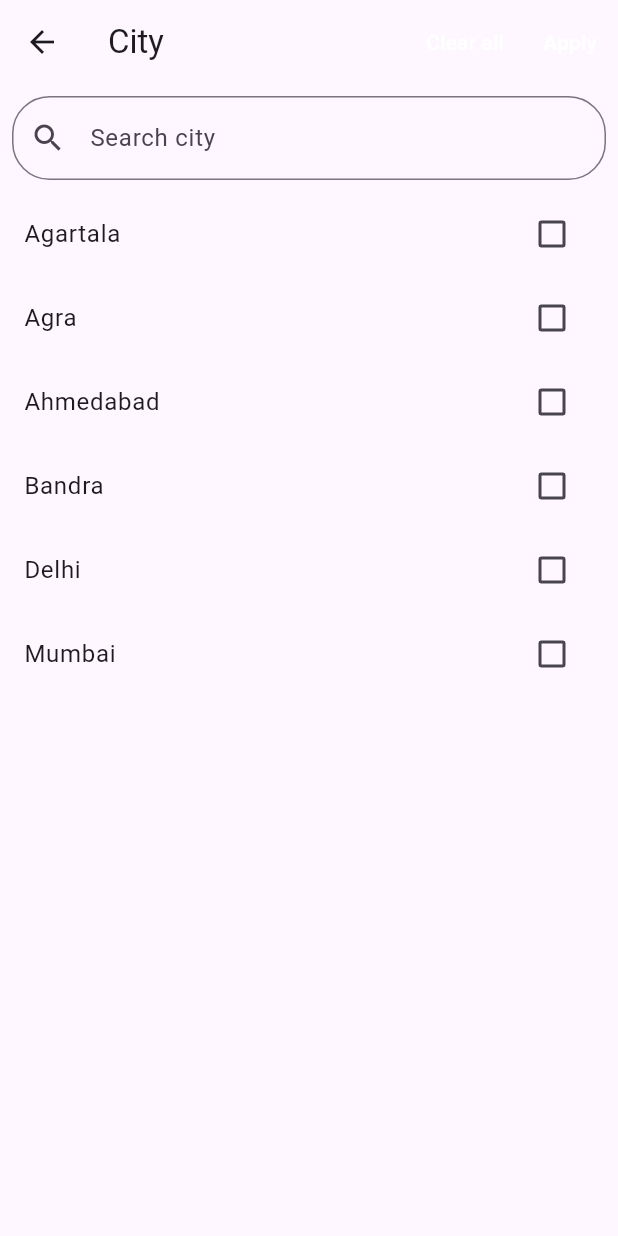
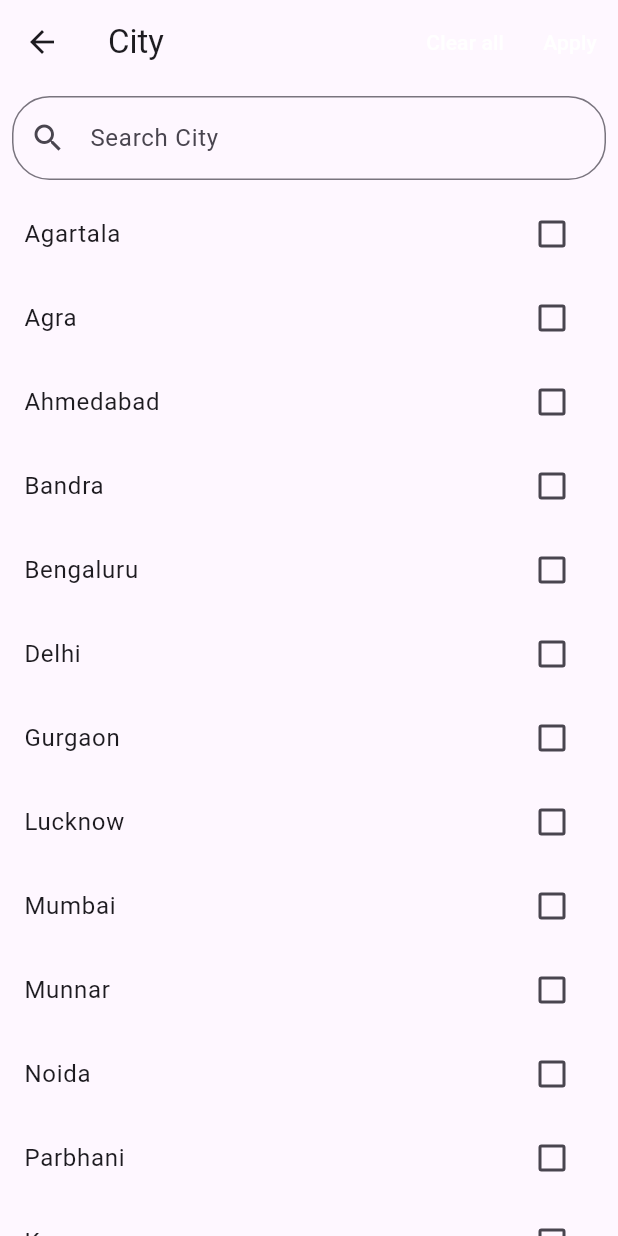
Before and after one commit to Albinseban2021/Internshala_clone, a Flutter app: the FilterScreen screen opened directly, after a tap on "Add city", on a phone screen of 412 x 824 dp. Run offline on Flutter 3.47's test engine with Material 3 defaults, Android fonts, the phone set to English and light mode, and no system bars; our stand-ins replace shimmer; network calls fail.

Commit message:
improved UI

```diff
--- /dev/null
+++ b/lib/checkbox.dart
@@ -0,0 +1,120 @@
+import 'package:flutter/material.dart';
+
+class CheckBoxList extends StatefulWidget {
+  final String title;
+  final List<String> items;
+
+  const CheckBoxList({super.key, required this.title, required this.items});
+
+  @override
+  _CheckBoxListState createState() => _CheckBoxListState();
+}
+
+class _CheckBoxListState extends State<CheckBoxList> {
+  TextEditingController searchController = TextEditingController();
+  //List<String> items = ;
+  List<String> filteredItems = [];
+  Map<String, bool> selectedItems = {};
+
+  @override
+  void initState() {
+    super.initState();
+    filteredItems = widget.items;
+    widget.items.forEach((data) {
+      selectedItems[data] = false;
+    });
+  }
+
+  void filterSearchResults(String query) {
+    if (query.isEmpty) {
+      setState(() {
+        filteredItems = widget.items;
+      });
+    } else {
+      List<String> dummySearchList = [];
+      widget.items.forEach((item) {
+        if (item.toLowerCase().contains(query.toLowerCase())) {
+          dummySearchList.add(item);
+        }
+      });
+      setState(() {
+        filteredItems = dummySearchList;
+      });
+    }
+  }
+
+  @override
+  Widget build(BuildContext context) {
+    return Scaffold(
+      appBar: AppBar(
+        title: Text(widget.title),
+        actions: [
+          TextButton(
+            onPressed: () {
+              // Clear all selections
+              setState(() {
+                selectedItems.updateAll((key, value) => false);
+              });
+            },
+            child: const Text(
+              'Clear all',
+              style: TextStyle(color: Colors.white),
+            ),
+          ),
+          TextButton(
+            onPressed: () {
+              List<String> selectedOptions = [];
+              selectedItems.forEach((key, value) {
+                if (value) {
+                  selectedOptions.add(key);
+                }
+              });
+
+              Navigator.of(context).pop(selectedOptions);
+            },
+            child: const Text(
+              'Apply',
+              style: TextStyle(color: Colors.white),
+            ),
+          ),
+        ],
+      ),
+      body: Column(
+        children: [
+          Padding(
+            padding: const EdgeInsets.all(8.0),
+            child: TextField(
+              controller: searchController,
+              onChanged: filterSearchResults,
+              decoration: InputDecoration(
+                labelText: "Search ${widget.title}",
+                hintText: "Search ${widget.title}",
+                prefixIcon: const Icon(Icons.search),
+                border: const OutlineInputBorder(
+                  borderRadius: BorderRadius.all(Radius.circular(25.0)),
+                ),
+              ),
+            ),
+          ),
+          Expanded(
+            child: ListView.builder(
+              itemCount: filteredItems.length,
+              itemBuilder: (context, index) {
+                String data = filteredItems[index];
+                return CheckboxListTile(
+                  title: Text(data),
+                  value: selectedItems[data],
+                  onChanged: (bool? value) {
+                    setState(() {
+                      selectedItems[data] = value!;
+                    });
+                  },
+                );
+              },
+            ),
+          ),
+        ],
+      ),
+    );
+  }
+}
--- a/lib/fliter_city.dart
+++ b/lib/fliter_city.dart
@@ -1,5 +1,5 @@
 import 'package:flutter/material.dart';
-import 'package:internshala_clone/add_city.dart';
+import 'package:internshala_clone/checkbox.dart';
 
 class FilterScreen extends StatefulWidget {
   @override
@@ -7,11 +7,9 @@ class FilterScreen extends StatefulWidget {
 }
 
 class _FilterScreenState extends State<FilterScreen> {
-  // bool workFromHome = false;
-  // bool partTime = false;
-  // RangeValues stipendRange = RangeValues(2000, 10000);
   DateTime? selectedDate;
   int? selectedDuration;
+  Map<String, String> selectedFilters = {};
 
   @override
   Widget build(BuildContext context) {
@@ -21,76 +19,77 @@ class _FilterScreenState extends State<FilterScreen> {
         padding: const EdgeInsets.all(16),
         children: [
           ElevatedButton.icon(
-            onPressed: () {
+            onPressed: () async {
               // Add your add profile logic here
+              final selectedProfiles =
+                  await Navigator.of(context).push<List<String>>(
+                MaterialPageRoute(
+                  builder: (context) => const CheckBoxList(
+                    items: [
+                      'Administration',
+                      'Android App Development',
+                      'Business Analytics',
+                      'Brand Management',
+                      'Data Science',
+                      'Product Management'
+                    ],
+                    title: "Profile",
+                  ),
+                ),
+              );
+              if (selectedProfiles != null &&
+                  selectedProfiles is List<String>) {
+                print("Selected Profiles: $selectedProfiles");
+                selectedFilters['profiles'] = selectedProfiles.join(", ");
+              }
+
+              // Do something with the selected profiles
             },
             icon: const Icon(Icons.add),
             label: const Text('Add profile'),
           ),
           ElevatedButton.icon(
-            onPressed: () {
-Navigator.of(context)
-                  .push(MaterialPageRoute(builder: (context) => CityScreen()));
+            onPressed: () async {
+              // Add your add city logic here
+              final selectedCities =
+                  await Navigator.of(context).push<List<String>>(
+                MaterialPageRoute(
+                  builder: (context) => const CheckBoxList(
+                    items: [
+                      'Agartala',
+                      'Agra',
+                      'Ahmedabad',
+                      'Bandra',
+                      'Bengaluru',
+                      'Delhi',
+                      'Gurgaon',
+                      'Lucknow',
+                      'Mumbai',
+                      'Munnar',
+                      'Noida',
+                      'Parbhani',
+                      'Kera',
+                      'Tarn Taran'
+                    ],
+                    title: "City",
+                  ),
+                ),
+              );
+
+              // Do something with the selected profiles
+
+              if (selectedCities != null && selectedCities is List<String>) {
+                print("Selected City: $selectedCities");
+                selectedFilters['cities'] = selectedCities.join(", ");
+              }
             },
             icon: const Icon(Icons.add),
             label: const Text('Add city'),
           ),
-          // CheckboxListTile(
-          //   title: const Text('Work from home'),
-          //   value: workFromHome,
-          //   onChanged: (bool? value) {
-          //     setState(() {
-          //       workFromHome = value!;
-          //     });
-          //   },
-          // ),
-          // CheckboxListTile(
-          //   title: Text('Part-time'),
-          //   value: partTime,
-          //   onChanged: (bool? value) {
-          //     setState(() {
-          //       partTime = value!;
-          //     });
-          //   },
-          // ),
-          // RangeSlider(
-          //   values: stipendRange,
-          //   min: 0,
-          //   max: 10000,
-          //   divisions: 5,
-          //   labels: RangeLabels(
-          //     '₹${stipendRange.start.round().toString()}',
-          //     '₹${stipendRange.end.round().toString()}',
-          //   ),
-          //   onChanged: (RangeValues values) {
-          //     setState(() {
-          //       stipendRange = values;
-          //     });
-          //   },
-          // ),
-          // ListTile(
-          //   title: ElevatedButton(
-          //     onPressed: () async {
-          //       final DateTime? picked = await showDatePicker(
-          //         context: context,
-          //         initialDate: selectedDate ?? DateTime.now(),
-          //         firstDate: DateTime(2000),
-          //         lastDate: DateTime(2101),
-          //       );
-          //       if (picked != null && picked != selectedDate)
-          //         setState(() {
-          //           selectedDate = picked;
-          //         });
-          //     },
-          //     child: Text(selectedDate == null
-          //         ? 'Choose Date'
-          //         : 'Date: ${selectedDate!.toLocal()}'.split(' ')[0]),
-          //   ),
-          // ),
           DropdownButton<int>(
             isExpanded: true,
             value: selectedDuration,
-            hint: Text('Choose Duration'),
+            hint: const Text('Choose Duration'),
             onChanged: (int? newValue) {
               setState(() {
                 selectedDuration = newValue;
@@ -110,20 +109,27 @@ Navigator.of(context)
                 child: ElevatedButton(
                   onPressed: () {
                     // Implement clear all filters logic
+                    setState(() {
+                      selectedFilters.clear();
+                      selectedDuration = null;
+                    });
                   },
-                  child: Text('Clear all'),
+                  child: const Text('Clear all'),
                 ),
               ),
-              SizedBox(width: 10),
+              const SizedBox(width: 10),
               Expanded(
                 child: ElevatedButton(
                   onPressed: () {
                     // Implement apply filters logic
+                    selectedFilters['duration'] =
+                        selectedDuration?.toString() ?? "";
+                    Navigator.pop(context, selectedFilters);
                   },
                   style: ElevatedButton.styleFrom(
                     backgroundColor: Theme.of(context).primaryColor,
                   ),
-                  child: Text('Apply'),
+                  child: const Text('Apply'),
                 ),
               ),
             ],
--- a/lib/splash_screen.dart
+++ b/lib/splash_screen.dart
@@ -1,7 +1,6 @@
 import 'package:flutter/material.dart';
 import 'package:flutter/scheduler.dart';
 import 'package:internshala_clone/home.dart';
-
 
 class SplashScreen extends StatefulWidget {
   @override
@@ -36,7 +35,7 @@ class _SplashScreenState extends State<SplashScreen> {
           children: <Widget>[
             Image.asset('assets/logo.jpg', height: 120.0),
             const SizedBox(height: 24),
-            Text('Internshala',
+            const Text('Internshala',
                 style: TextStyle(fontSize: 24, fontWeight: FontWeight.bold)),
             const SizedBox(height: 12),
             const Text(
```
Also changed, not shown: lib/home.dart (+116 -29 lines), lib/internship_card.dart (+45 -7 lines).
